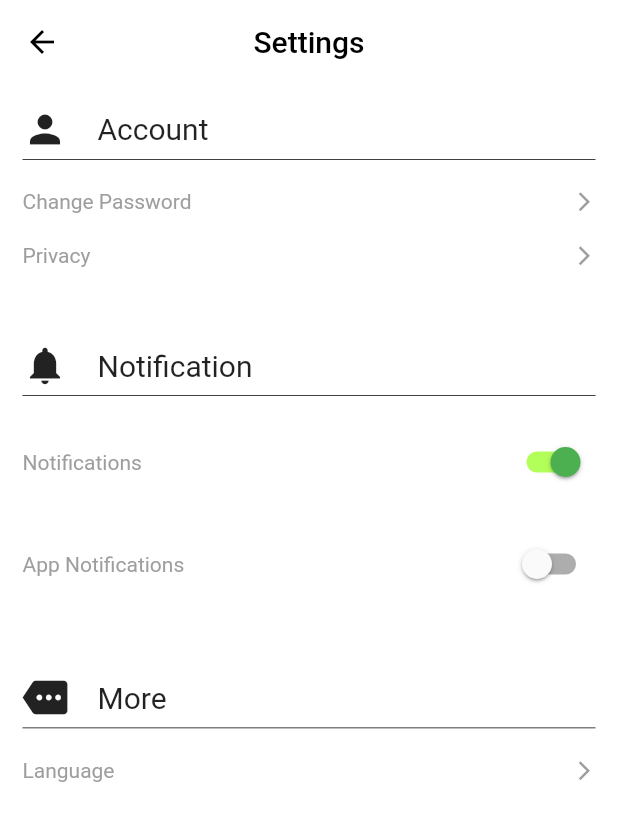
After one commit to greenfire11/medi_track, a Flutter app: the CalendarScreen screen opened directly, after a tap on the "settings" icon, on a phone screen of 412 x 824 dp. The commit adds this screen. Shown: the top 821 px of the screen. Run offline on Flutter 3.47's test engine with Material 2 defaults, Android fonts, the phone set to English and light mode, and no system bars; our stand-ins replace flutter_calendar_carousel; generated files the repository leaves out were written again.

Commit message:
Added settings and language

```diff
--- /dev/null
+++ b/l10n.yaml
@@ -0,0 +1,3 @@
+arb-dir: lib/l10n
+template-arb-file: app_en.arb
+output-localization-file: app_localization.dart
--- /dev/null
+++ b/lib/l10n/app_en.arb
@@ -0,0 +1,45 @@
+{
+    "language": "English",
+    "@language":{
+        "description": "The current Language"
+    },
+    "welcomeTitle": "Medicine Reminder",
+    "signup": "Sign up",
+    "login": "Log in",
+    "createAccount": "Create an account",
+    "email": "Email",
+    "password": "Password",
+    "signyouin": "Let's sign you in",
+    "forgot": "Forgot password?",
+    "homeTitlestart": "Your Medicines",
+    "homeTitleend": "Reminder",
+    "btmlabelone": "Home",
+    "btmlabeltwo": "Calendar",
+    "mon": "Mon",
+    "tue":"Tue",
+    "wed":"Wed",
+    "thu":"Thu",
+    "fri":"Fri",
+    "sat":"Sat",
+    "sun":"Sun",
+    "medName":"Medicine Name",
+    "medType":"Medicine Type",
+    "dosage":"Dosage",
+    "start":"Start",
+    "end":"End",
+    "time":"Time",
+    "freq":"Frequncy",
+    "note":"Note",
+    "addmed":"Add Medicine",
+    "addmedTitle":"Add new medication",
+    "medInfo":"Medicine Info",
+    "del":"Delete",
+    "setting":"Settings",
+    "account":"Account",
+    "pass":"Change Password",
+    "priv":"Privacy",
+    "appNot":"App Notifications",
+    "more":"More",
+    "lang":"Language"
+
+}
--- /dev/null
+++ b/lib/l10n/l10n.dart
@@ -0,0 +1,8 @@
+import 'package:flutter/material.dart';
+
+class L10n {
+  static final all = [
+    const Locale('en'),
+    const Locale('fr')
+  ];
+}
--- a/lib/screens/calendar_screen.dart
+++ b/lib/screens/calendar_screen.dart
@@ -144,6 +144,7 @@ class _CalendarScreenState extends State<CalendarScreen> {
                   weekDayFormat: WeekdayFormat.short,
                   firstDayOfWeek: 0,
                   showHeader: true,
+                  locale: Localizations.localeOf(context).toString(),
                   isScrollable: true,
                   weekFormat: false,
                   height: 310,
--- a/lib/screens/homepage_screen.dart
+++ b/lib/screens/homepage_screen.dart
@@ -1,12 +1,14 @@
 import 'package:flutter/material.dart';
 import 'package:flutter/services.dart';
 import 'package:medi_track/screens/calendar_screen.dart';
-
+import 'package:medi_track/screens/settings_screen.dart';
+import 'package:flutter_gen/gen_l10n/app_localization.dart';
 import '../components/background.dart';
 import '../components/calendar_button.dart';
 import '../components/medicine_container.dart';
 import '../constats.dart';
 import 'add_screen.dart';
+import 'package:intl/intl.dart';
 
 class MyHomePage2 extends StatefulWidget {
   const MyHomePage2({Key? key}) : super(key: key);
@@ -18,6 +20,7 @@ class MyHomePage2 extends StatefulWidget {
 class _MyHomePage2State extends State<MyHomePage2> {
   int _selectedIndex = 0;
   List med = ["Medicine A", "Medicine B", "Medicine C", "Medicine D"];
+  DateTime now=DateTime.now();
 
   void onItemSelected(int index) {
     setState(() {
@@ -77,9 +80,9 @@ class _MyHomePage2State extends State<MyHomePage2> {
             ),
             child: BottomNavigationBar(
               items: <BottomNavigationBarItem>[
-                BottomNavigationBarItem(icon: Icon(Icons.home), label: 'Home'),
+                BottomNavigationBarItem(icon: Icon(Icons.home), label: AppLocalizations.of(context)!.btmlabelone),
                 BottomNavigationBarItem(
-                    icon: Icon(Icons.calendar_today), label: 'Calendar')
+                    icon: Icon(Icons.calendar_today), label: AppLocalizations.of(context)!.btmlabeltwo)
               ],
               currentIndex: 0,
               onTap: (index) {
@@ -130,16 +133,25 @@ class _MyHomePage2State extends State<MyHomePage2> {
                             crossAxisAlignment: CrossAxisAlignment.start,
                             children: [
                               Text(
-                                "Your Medicines",
+                                AppLocalizations.of(context)!.homeTitlestart,
                                 style: kTitleDecoration,
                               ),
                               Text(
-                                "Reminder",
+                                AppLocalizations.of(context)!.homeTitleend,
                                 style: kTitleDecoration,
                               )
                             ],
                           ),
-                          Icon(Icons.settings)
+                          GestureDetector(
+                            child: Icon(Icons.settings),
+                            onTap: () {
+                              Navigator.push(
+                                context,
+                                MaterialPageRoute(
+                                    builder: (context) => SettingsScreen()),
+                              );
+                            },
+                          ),
                         ],
                         mainAxisAlignment: MainAxisAlignment.spaceBetween,
                       ),
@@ -147,7 +159,7 @@ class _MyHomePage2State extends State<MyHomePage2> {
                     Expanded(
                       flex: 1,
                       child: Text(
-                        "October",
+                        DateFormat.MMMM(Localizations.localeOf(context).toString()).format(DateTime.now()),
                         style: kMonthText,
                       ),
                     ),
@@ -157,37 +169,37 @@ class _MyHomePage2State extends State<MyHomePage2> {
                         mainAxisAlignment: MainAxisAlignment.spaceEvenly,
                         children: [
                           CalendarButton(
-                            weekday: "Mon",
+                            weekday: AppLocalizations.of(context)!.mon,
                             date: "7",
                             color: Colors.grey,
                           ),
                           CalendarButton(
-                            weekday: "Tue",
+                            weekday: AppLocalizations.of(context)!.tue,
                             date: "8",
                             color: Colors.grey,
                           ),
                           CalendarButton(
-                            weekday: "Wed",
+                            weekday: AppLocalizations.of(context)!.wed,
                             date: "9",
                             color: Colors.blue,
                           ),
                           CalendarButton(
-                            weekday: "Thu",
+                            weekday: AppLocalizations.of(context)!.thu,
                             date: "10",
                             color: Colors.grey,
                           ),
                           CalendarButton(
-                            weekday: "Fri",
+                            weekday: AppLocalizations.of(context)!.fri,
                             date: "11",
                             color: Colors.grey,
                           ),
                           CalendarButton(
-                            weekday: "Sat",
+                            weekday: AppLocalizations.of(context)!.sat,
                             date: "12",
                             color: Colors.grey,
                           ),
                           CalendarButton(
-                            weekday: "Sun",
+                            weekday: AppLocalizations.of(context)!.sun,
                             date: "13",
                             color: Colors.grey,
                           ),
--- /dev/null
+++ b/lib/screens/settings_screen.dart
@@ -0,0 +1,206 @@
+// ignore_for_file: prefer_const_literals_to_create_immutables
+
+import 'package:flutter/material.dart';
+import 'package:flutter_gen/gen_l10n/app_localization.dart';
+
+class SettingsScreen extends StatefulWidget {
+  const SettingsScreen({Key? key}) : super(key: key);
+
+  @override
+  State<SettingsScreen> createState() => _SettingsScreenState();
+}
+
+class _SettingsScreenState extends State<SettingsScreen> {
+  @override
+  Widget build(BuildContext context) {
+    return Scaffold(
+      backgroundColor: Colors.white,
+      appBar: AppBar(
+        title: Text(AppLocalizations.of(context)!.setting),
+        centerTitle: true,
+        backgroundColor: Colors.white,
+        foregroundColor: Colors.black,
+        elevation: 0,
+      ),
+      body: SafeArea(
+        child: Padding(
+          padding: EdgeInsets.fromLTRB(15, 15, 15, 15),
+          child: Column(
+            children: [
+              Container(
+                decoration: BoxDecoration(
+                  border: Border(
+                    bottom: BorderSide(color: Colors.black, width: 0.5),
+                  ),
+                ),
+                padding: EdgeInsets.only(bottom: 5),
+                child: Row(
+                  children: [
+                    Icon(
+                      Icons.person,
+                      size: 30,
+                    ),
+                    SizedBox(
+                      width: 20,
+                    ),
+                    Text(
+                      AppLocalizations.of(context)!.account,
+                      style: TextStyle(fontSize: 20),
+                    ),
+                  ],
+                ),
+              ),
+              SizedBox(
+                height: 20,
+              ),
+              Row(
+                mainAxisAlignment: MainAxisAlignment.spaceBetween,
+                children: [
+                  Text(
+                    AppLocalizations.of(context)!.pass,
+                    style: TextStyle(
+                      color: Colors.grey,
+                    ),
+                  ),
+                  Icon(
+                    Icons.arrow_forward_ios,
+                    color: Colors.grey,
+                    size: 15,
+                  ),
+                ],
+              ),
+              SizedBox(
+                height: 20,
+              ),
+              Row(
+                mainAxisAlignment: MainAxisAlignment.spaceBetween,
+                children: [
+                  Text(
+                    AppLocalizations.of(context)!.priv,
+                    style: TextStyle(
+                      color: Colors.grey,
+                    ),
+                  ),
+                  Icon(
+                    Icons.arrow_forward_ios,
+                    color: Colors.grey,
+                    size: 15,
+                  ),
+                ],
+              ),
+              SizedBox(
+                height: 50,
+              ),
+              Container(
+                decoration: BoxDecoration(
+                  border: Border(
+                    bottom: BorderSide(color: Colors.black, width: 0.5),
+                  ),
+                ),
+                padding: EdgeInsets.only(bottom: 5),
+                child: Row(
+                  children: [
+                    Icon(
+                      Icons.notifications,
+                      size: 30,
+                    ),
+                    SizedBox(
+                      width: 20,
+                    ),
+                    Text(
+                      "Notification",
+                      style: TextStyle(fontSize: 20),
+                    ),
+                  ],
+                ),
+              ),
+              SizedBox(
+                height: 20,
+              ),
+              Row(
+                mainAxisAlignment: MainAxisAlignment.spaceBetween,
+                children: [
+                  Text(
+                    "Notifications",
+                    style: TextStyle(
+                      color: Colors.grey,
+                    ),
+                  ),
+                  Switch(
+                    value: true,
+                    onChanged: (value) {},
+                    activeTrackColor: Colors.lightGreenAccent,
+                    activeColor: Colors.green,
+                  ),
+                ],
+              ),
+              SizedBox(
+                height: 20,
+              ),
+              Row(
+                mainAxisAlignment: MainAxisAlignment.spaceBetween,
+                children: [
+                  Text(
+                    AppLocalizations.of(context)!.appNot,
+                    style: TextStyle(
+                      color: Colors.grey,
+                    ),
+                  ),
+                  Switch(
+                    value: false,
+                    onChanged: (value) {},
+                    activeTrackColor: Colors.lightGreenAccent,
+                    activeColor: Colors.green,
+                  ),
+                ],
+              ),
+              SizedBox(height: 50,),
+              Container(
+                decoration: BoxDecoration(
+                  border: Border(
+                    bottom: BorderSide(color: Colors.black, width: 0.5),
+                  ),
+                ),
+                padding: EdgeInsets.only(bottom: 5),
+                child: Row(
+                  children: [
+                    Icon(
+                      Icons.more,
+                      size: 30,
+                    ),
+                    SizedBox(
+                      width: 20,
+                    ),
+                    Text(
+                      AppLocalizations.of(context)!.more,
+                      style: TextStyle(fontSize: 20),
+                    ),
+                  ],
+                ),
+              ),
+              SizedBox(
+                height: 20,
+              ),
+              Row(
+                mainAxisAlignment: MainAxisAlignment.spaceBetween,
+                children: [
+                  Text(
+                    AppLocalizations.of(context)!.lang,
+                    style: TextStyle(
+                      color: Colors.grey,
+                    ),
+                  ),
+                  Icon(
+                    Icons.arrow_forward_ios,
+                    color: Colors.grey,
+                    size: 15,
+                  ),
+                ],
+              ),
+            ],
+          ),
+        ),
+      ),
+    );
+  }
+}
--- a/pubspec.yaml
+++ b/pubspec.yaml
@@ -29,6 +29,8 @@ environment:
 dependencies:
   flutter:
     sdk: flutter
+  flutter_localizations: # Add this line
+    sdk: flutter         # Add this line
 
 
   # The following adds the Cupertino Icons font to your application.
@@ -36,6 +38,7 @@ dependencies:
   cupertino_icons: ^1.0.2
   intl: ^0.17.0
   flutter_calendar_carousel: ^2.1.0
+  localization: ^2.1.0
 
 dev_dependencies:
   flutter_test:
@@ -58,6 +61,7 @@ flutter:
   # included with your application, so that you can use the icons in
   # the material Icons class.
   uses-material-design: true
+  generate: true
 
   # To add assets to your application, add an assets section, like this:
   assets:
```
Also changed, not shown: lib/l10n/app_fr.arb (added, +42 -0 lines), lib/main.dart (+10 -0 lines), lib/screens/add_screen.dart (+11 -10 lines), lib/screens/info_screen.dart (+7 -6 lines), lib/screens/login_screen.dart (+6 -6 lines), lib/screens/signup_screen.dart (+6 -6 lines), lib/screens/welcome_screen.dart (+4 -4 lines), pubspec.lock.
